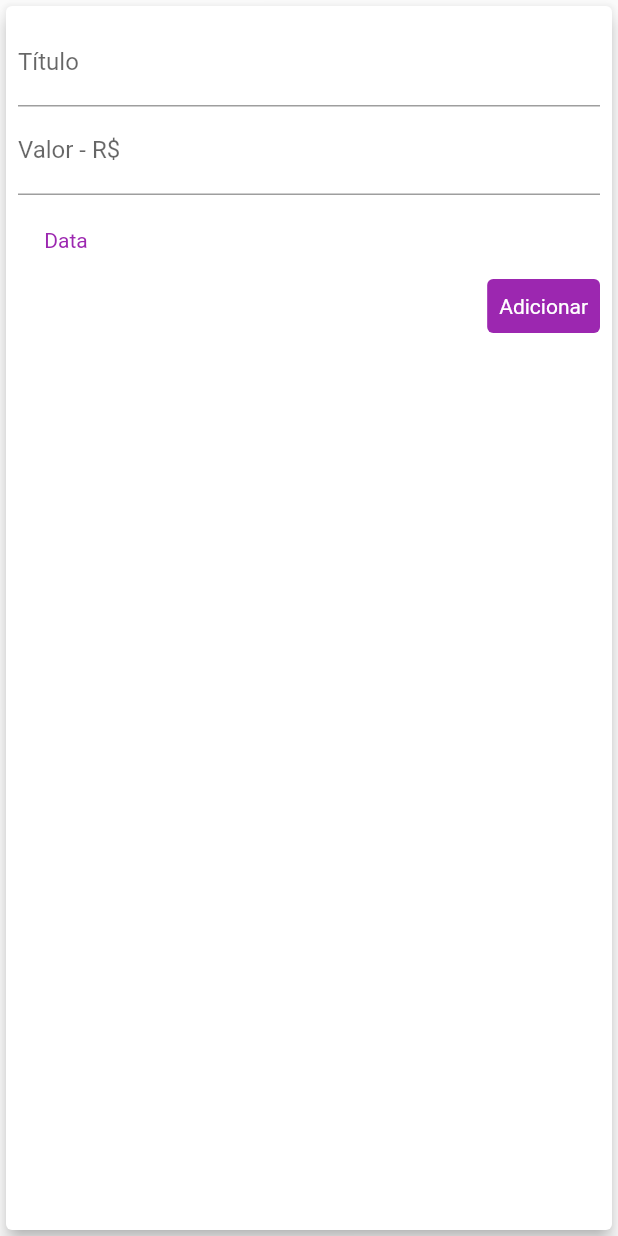
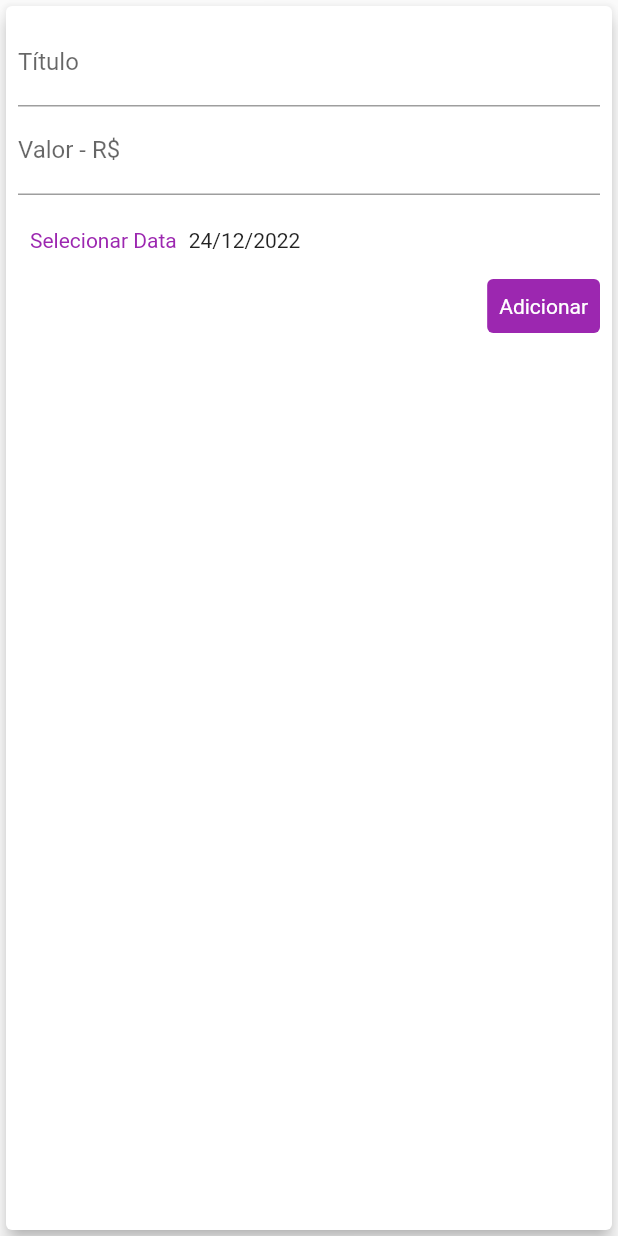
Before and after one commit to menesesdev/Despesas_Pessoais, a Flutter app: the TransactionForm widget shown alone on an empty page, opened directly with empty values, after a tap on "Adicionar", on a phone screen of 412 x 824 dp. Run offline on Flutter 3.47's test engine with Material 2 defaults, Android fonts, the phone set to English and light mode, and no system bars.

Commit message:
Finalizando a seleção de datas na transação (Feliz Natal 🎄)

```diff
--- a/lib/components/transaction_form.dart
+++ b/lib/components/transaction_form.dart
@@ -1,9 +1,10 @@
 import 'package:flutter/src/widgets/container.dart';
 import 'package:flutter/src/widgets/framework.dart';
 import 'package:flutter/material.dart';
+import 'package:intl/intl.dart';
 
 class TransactionForm extends StatefulWidget {
-  final void Function(String, double) onSubmit;
+  final void Function(String, double, DateTime) onSubmit;
 
   TransactionForm(this.onSubmit);
 
@@ -13,18 +14,19 @@ class TransactionForm extends StatefulWidget {
 
 class _TransactionFormState extends State<TransactionForm> {
   //const TransactionForm({super.key});
+
   final titleController = TextEditingController();
-
   final valueController = TextEditingController();
+  DateTime _selectedDate = DateTime.now();
 
   _submitForm() {
     final title = titleController.text;
     final value = double.tryParse(valueController.text) ?? 0.0;
 
-    if (title.isEmpty || value <= 0) {
+    if (title.isEmpty || value <= 0 || _selectedDate == null) {
       return;
     }
-    widget.onSubmit(title, value);
+    widget.onSubmit(title, value, _selectedDate);
   }
 
   _showDatePicker() {
@@ -33,7 +35,14 @@ class _TransactionFormState extends State<TransactionForm> {
       initialDate: DateTime.now(),
       firstDate: DateTime(2022),
       lastDate: DateTime.now(),
-    );
+    ).then((pickedDate) {
+      if (pickedDate == null) {
+        return;
+      }
+      setState(() {
+        _selectedDate = pickedDate;
+      });
+    });
   }
 
   @override
@@ -66,10 +75,16 @@ class _TransactionFormState extends State<TransactionForm> {
               height: 40,
               child: Row(
                 children: <Widget>[
-                  //Text('Nenhuma data selecionada!'),
                   TextButton(
                     onPressed: _showDatePicker,
-                    child: Text('Data'),
+                    child: Text('Selecionar Data'),
+                  ),
+                  Expanded(
+                    child: Text(
+                      _selectedDate == null
+                          ? 'Nenhuma data selecionada!'
+                          : DateFormat('dd/MM/y').format(_selectedDate),
+                    ),
                   ),
                 ],
               ),
--- a/lib/main.dart
+++ b/lib/main.dart
@@ -55,12 +55,12 @@ class _MyHomePageState extends State<MyHomePage> {
     }).toList();
   }
 
-  _addTransaction(String title, double value) {
+  _addTransaction(String title, double value, DateTime date) {
     final newTransaction = Transaction(
       id: Random().nextDouble().toString(),
       title: title,
       value: value,
-      date: DateTime.now(),
+      date: date,
     );
 
     setState(() {
```
